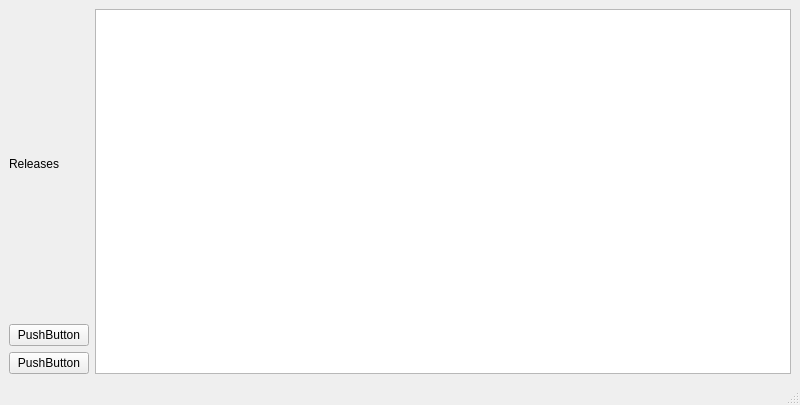
The window that mainwindow.ui (lmsorenson/AppInstaller) describes before a commit, drawn with Qt 5.
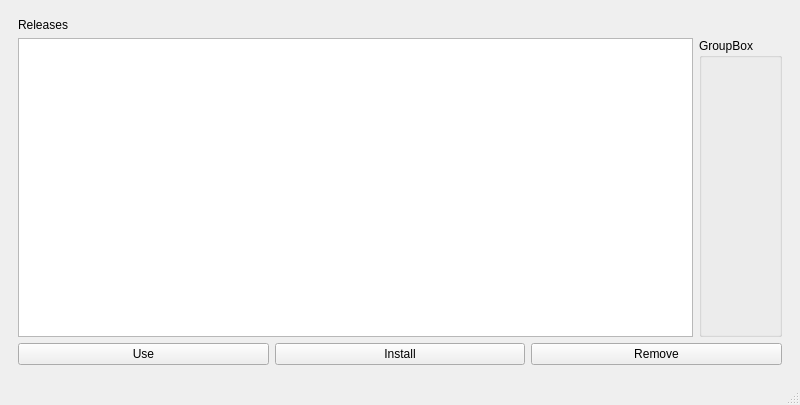
The same window after the commit.

Commit message: download specific items on install push button

```diff
--- a/mainwindow.ui
+++ b/mainwindow.ui
@@ -14,34 +14,106 @@
    <string>MainWindow</string>
   </property>
   <widget class="QWidget" name="centralwidget">
-   <layout class="QHBoxLayout" name="horizontalLayout">
+   <layout class="QVBoxLayout" name="verticalLayout_2">
     <item>
+     <widget class="QStackedWidget" name="stackedWidget">
+      <property name="currentIndex">
+       <number>0</number>
+      </property>
+      <widget class="QWidget" name="page">
      <layout class="QVBoxLayout" name="verticalLayout">
       <item>
-       <widget class="QLabel" name="label_2">
+         <layout class="QVBoxLayout" name="header_layout">
+          <item>
+           <widget class="QLabel" name="title">
         <property name="text">
          <string>Releases</string>
         </property>
        </widget>
       </item>
+         </layout>
+        </item>
       <item>
-       <widget class="QPushButton" name="pushButton_2">
+         <layout class="QHBoxLayout" name="body_layout">
+          <item>
+           <widget class="QListView" name="listView">
+            <property name="palette">
+             <palette>
+              <active>
+               <colorrole role="Light">
+                <brush brushstyle="SolidPattern">
+                 <color alpha="255">
+                  <red>247</red>
+                  <green>250</green>
+                  <blue>255</blue>
+                 </color>
+                </brush>
+               </colorrole>
+              </active>
+              <inactive>
+               <colorrole role="Light">
+                <brush brushstyle="SolidPattern">
+                 <color alpha="255">
+                  <red>247</red>
+                  <green>250</green>
+                  <blue>255</blue>
+                 </color>
+                </brush>
+               </colorrole>
+              </inactive>
+              <disabled>
+               <colorrole role="Light">
+                <brush brushstyle="SolidPattern">
+                 <color alpha="255">
+                  <red>247</red>
+                  <green>250</green>
+                  <blue>255</blue>
+                 </color>
+                </brush>
+               </colorrole>
+              </disabled>
+             </palette>
+            </property>
+           </widget>
+          </item>
+          <item>
+           <widget class="QGroupBox" name="groupBox">
+            <property name="title">
+             <string>GroupBox</string>
+            </property>
+           </widget>
+          </item>
+         </layout>
+        </item>
+        <item>
+         <layout class="QHBoxLayout" name="footer_layout">
+          <item>
+           <widget class="QPushButton" name="pushButton_3">
         <property name="text">
-         <string>PushButton</string>
+             <string>Use</string>
+            </property>
+           </widget>
+          </item>
+          <item>
+           <widget class="QPushButton" name="install">
+            <property name="text">
+             <string>Install</string>
         </property>
        </widget>
       </item>
       <item>
        <widget class="QPushButton" name="pushButton">
         <property name="text">
-         <string>PushButton</string>
+             <string>Remove</string>
         </property>
        </widget>
       </item>
      </layout>
     </item>
-    <item>
-     <widget class="QListView" name="listView"/>
+       </layout>
+      </widget>
+      <widget class="QWidget" name="page_2"/>
+     </widget>
     </item>
    </layout>
   </widget>
```
Lines whose indentation alone changed are shown as unchanged. The commit also changes 4 other files.
